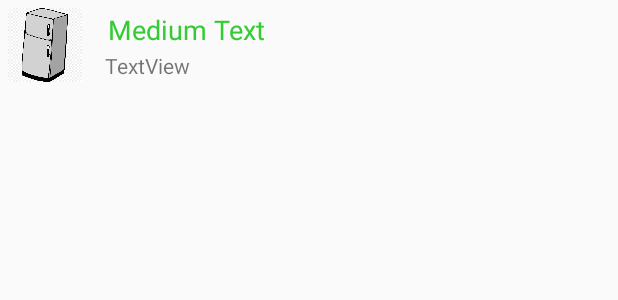
After one commit to LidaVygonskaya/FoodTracker, an Android app: the layout product_list_item.xml on its own in the app's theme, with its tools: preview values and no code run, on a phone screen of 412 x 824 dp. The commit adds this screen. Shown: the top 300 px of the screen. Run offline under Robolectric (Android 15) with nearby library versions, the phone set to English and light mode, and no system bars.

Commit message:
added custom product adapter. Sorting by date still doesnt work

```diff
--- a/app/build.gradle
+++ b/app/build.gradle
@@ -26,6 +26,7 @@ android {
 dependencies {
     implementation fileTree(dir: 'libs', include: ['*.jar'])
     implementation 'com.android.support:support-v4:27.1.1'
+    implementation 'com.android.support:recyclerview-v7:27.1.1'
     // Important - the CameraSource implementation in this project requires version 8.1 or higher.
     implementation 'com.android.support:percent:27.1.1'
     implementation 'com.google.android.gms:play-services-vision:9.4.0+'
--- a/app/src/main/java/com/example/lida/foodtracker/Retrofit/Urls.java
+++ b/app/src/main/java/com/example/lida/foodtracker/Retrofit/Urls.java
@@ -1,5 +1,5 @@
 package com.example.lida.foodtracker.Retrofit;
 
 public interface Urls {
-    static public final String BASE_URL = "https://stark-badlands-25386.herokuapp.com";
+    static public final String BASE_URL = "http://95.163.215.113";
 }
--- a/app/src/main/res/layout/choose_amount_dialog.xml
+++ b/app/src/main/res/layout/choose_amount_dialog.xml
@@ -20,6 +20,7 @@
         android:singleLine="true"
         android:imeOptions="actionDone"/>
     <DatePicker
+        android:id="@+id/date_picker"
         android:layout_width="wrap_content"
         android:layout_height="wrap_content"
         android:datePickerMode="spinner"
--- /dev/null
+++ b/app/src/main/res/layout/product_list_item.xml
@@ -0,0 +1,35 @@
+<?xml version="1.0" encoding="utf-8"?>
+<LinearLayout xmlns:android="http://schemas.android.com/apk/res/android"
+    android:layout_width="match_parent"
+    android:layout_height="match_parent"
+    android:orientation="horizontal" >
+
+    <ImageView
+        android:id="@+id/icon"
+        android:layout_width="60dp"
+        android:layout_height="60dp"
+        android:padding="5dp"
+        android:src="@drawable/fridge_close"/>
+
+    <LinearLayout android:layout_width="wrap_content"
+        android:layout_height="wrap_content"
+        android:orientation="vertical">
+
+        <TextView
+            android:id="@+id/item"
+            android:layout_width="wrap_content"
+            android:layout_height="wrap_content"
+            android:text="Medium Text"
+            android:textAppearance="?android:attr/textAppearanceMedium"
+            android:layout_marginLeft="10dp"
+            android:layout_marginTop="5dp"
+            android:padding="2dp"
+            android:textColor="#33CC33" />
+        <TextView
+            android:id="@+id/textView1"
+            android:layout_width="wrap_content"
+            android:layout_height="wrap_content"
+            android:text="TextView"
+            android:layout_marginLeft="10dp"/>
+    </LinearLayout>
+</LinearLayout>
```
Also changed, not shown: app/src/main/java/com/example/lida/foodtracker/CameraScanActivity.java (+19 -6 lines), app/src/main/java/com/example/lida/foodtracker/MainActivity.java (+21 -6 lines), app/src/main/java/com/example/lida/foodtracker/Retrofit/Product.java (+35 -6 lines), app/src/main/java/com/example/lida/foodtracker/Utils/ProductAdapter.java (added, +59 -0 lines), app/src/main/java/com/example/lida/foodtracker/Utils/ProductFridgeAdapter.java (added, +43 -0 lines), app/src/main/res/layout/activity_main.xml (+9 -9 lines).
